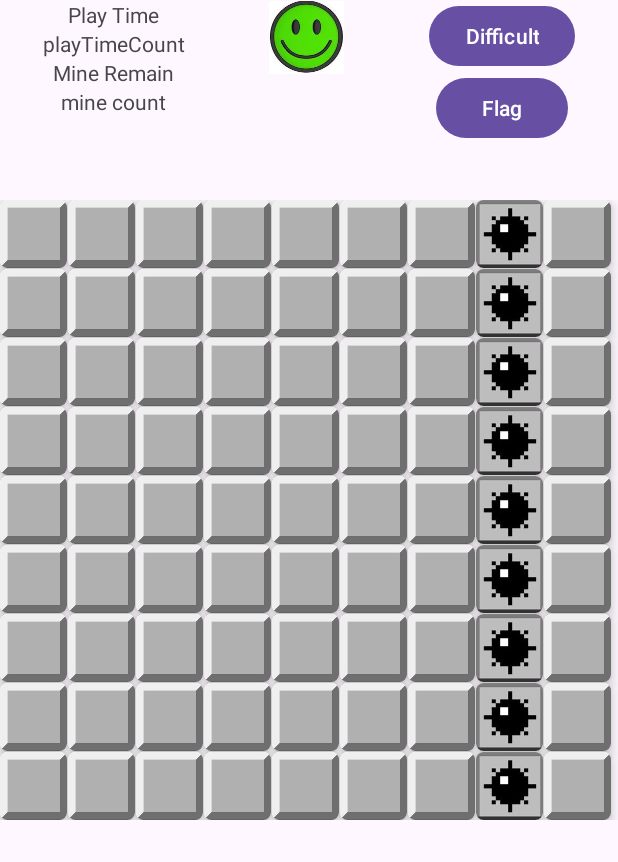
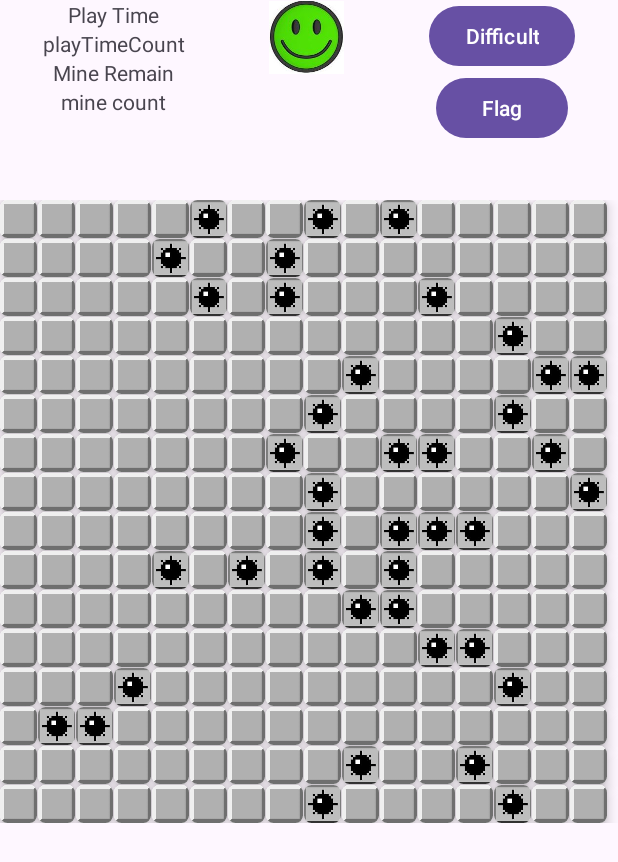
Before and after one commit to Flugel-J/Classica-game, an Android app: the ActivityMinesweeper screen opened directly, with no data from a screen before it, on a phone screen of 412 x 824 dp. Shown: the top 862 px of the screen. Run offline under Robolectric (Android 15) with nearby library versions, the light colour scheme and no system bars.

Commit message:
Update algorithms for generate mine, pause menu UI for difficult selection

```diff
--- a/app/src/main/java/com/example/classicalgames/contracts/DoMinesweeperContract.java
+++ b/app/src/main/java/com/example/classicalgames/contracts/DoMinesweeperContract.java
@@ -9,7 +9,6 @@ public interface DoMinesweeperContract {
     interface Presenter{
         void NewGameByDifficultLevel(String difficult_level);
         List<MineSquare> RandomGenerateMineByDifficultLevel(String difficult_level);
-        List<MineSquare> RandomGenerateMineByMinesweeperBoard(MinesweeperBoard minesweeperBoard);
         boolean IsWin(MinesweeperBoard minesweeperBoard);
         boolean IsMine(MineSquare mineSquare);
         boolean IsFlag(MineSquare mineSquare);
--- a/app/src/main/java/com/example/classicalgames/models/MineSquare.java
+++ b/app/src/main/java/com/example/classicalgames/models/MineSquare.java
@@ -18,6 +18,11 @@ public class MineSquare {
         this.isMine = isMine;
         this.isFlag = isFlag;
         this.isMarkedUnknown = isMarkedUnknown;
+    }
+    public MineSquare(int x, int y, boolean isMine) {
+        this.x = x;
+        this.y = y;
+        this.isMine = isMine;
     }
 
     public int getX() {
--- a/app/src/main/java/com/example/classicalgames/presenters/DoMinesweeperPresenter.java
+++ b/app/src/main/java/com/example/classicalgames/presenters/DoMinesweeperPresenter.java
@@ -30,14 +30,11 @@ public class DoMinesweeperPresenter implements DoMinesweeperContract.Presenter {
     */
     @Override
     public List<MineSquare> RandomGenerateMineByDifficultLevel(String difficult_level) {
-        int numberOfCluster;
         MinesweeperBoard mineBoard = new MinesweeperBoard();
         List<MineSquare> mineSquareList = new ArrayList<>();
 
         switch (difficult_level) {
             case "beginner9x9Area10Mines":
-                numberOfCluster = 3;
-
                 mineBoard.setNumberOfColumn(9);
                 mineBoard.setNumberOfRow(9);
                 mineBoard.setTotalMine(10);
@@ -45,11 +42,9 @@ public class DoMinesweeperPresenter implements DoMinesweeperContract.Presenter {
 
                 mineSquareList = GenerateMineSquareList(9, 9, mineSquareList);
 
-                mineSquareList = RandomMineIntoClusterByDifficultLevel(numberOfCluster, mineBoard, mineSquareList);
+                mineSquareList = RandomMineIntoGameBoardByDifficultLevel(mineBoard, mineSquareList);
                 break;
             case "medium16x16Area40Mines":
-                numberOfCluster = 4;
-
                 mineBoard.setNumberOfColumn(16);
                 mineBoard.setNumberOfRow(16);
                 mineBoard.setTotalMine(40);
@@ -57,12 +52,10 @@ public class DoMinesweeperPresenter implements DoMinesweeperContract.Presenter {
 
                 mineSquareList = GenerateMineSquareList(16, 16, mineSquareList);
 
-                mineSquareList = RandomMineIntoClusterByDifficultLevel(numberOfCluster, mineBoard, mineSquareList);
+                mineSquareList = RandomMineIntoGameBoardByDifficultLevel(mineBoard, mineSquareList);
 
                 break;
             case "hard16x30Area90Mines":
-                numberOfCluster = 5;
-
                 mineBoard.setNumberOfColumn(16);
                 mineBoard.setNumberOfRow(30);
                 mineBoard.setTotalMine(99);
@@ -70,7 +63,7 @@ public class DoMinesweeperPresenter implements DoMinesweeperContract.Presenter {
 
                 mineSquareList = GenerateMineSquareList(16, 30, mineSquareList);
 
-                mineSquareList = RandomMineIntoClusterByDifficultLevel(numberOfCluster, mineBoard, mineSquareList);
+                mineSquareList = RandomMineIntoGameBoardByDifficultLevel(mineBoard, mineSquareList);
                 break;
         }
 
@@ -78,106 +71,30 @@ public class DoMinesweeperPresenter implements DoMinesweeperContract.Presenter {
     }
 
     private List<MineSquare> GenerateMineSquareList(int column, int row, List<MineSquare> mineSquareList) {
-        for (int i = 0; i < column * row; i++) {
-            mineSquareList.add(new MineSquare());
+        //x=i; y=j;
+        for (int i = 0; i < column; i++) {
+            for (int j = 0; j < row; j++) {
+                mineSquareList.add(new MineSquare(i, j, false));
+            }
         }
         return mineSquareList;
     }
 
-    @Override
-    public List<MineSquare> RandomGenerateMineByMinesweeperBoard(MinesweeperBoard minesweeperBoard) {
-        List<MineSquare> mineSquareList = new ArrayList<>();
-
-        return mineSquareList;
-    }
-
-    private List<MineSquare> RandomMineIntoClusterByDifficultLevel(int numberOfCluster, MinesweeperBoard minesweeperBoard, List<MineSquare> mineSquareList) {
-        int horizonSizeOfCluster = minesweeperBoard.getNumberOfColumn() / numberOfCluster;
-        int numberOfMineInCluster = minesweeperBoard.getTotalMine() / numberOfCluster;
-        int numberOfRemainedMine = minesweeperBoard.getTotalMine() - numberOfMineInCluster * numberOfCluster;
-
-        //random position of mine into column coordinator of each row in each cluster until out of mine
-        //loop through each cluster of Minesweeper board
-        for (int clusterIndex = 0; clusterIndex < numberOfCluster; clusterIndex++) {
-            int loopTime = 1;
-            //case divided number of total mine divide for cluster equal or lesser than number of column in minesweeper board
-            if (minesweeperBoard.getTotalMine() / numberOfCluster <= minesweeperBoard.getNumberOfColumn()) {
-                mineSquareList = putRandomOneMineIntoEachColumn(clusterIndex,
-                        horizonSizeOfCluster,
-                        loopTime,
-                        minesweeperBoard,
-                        mineSquareList,
-                        numberOfMineInCluster);
-            } else { //case divided number of total mine divide for cluster more than number of column in minesweeper board
-                mineSquareList = putRandomMultipleMineIntoEachColumn(clusterIndex,
-                        horizonSizeOfCluster,
-                        loopTime,
-                        minesweeperBoard,
-                        mineSquareList,
-                        numberOfMineInCluster);
-            }
-        }
-
-        return mineSquareList;
-    }
-
-    private List<MineSquare> putRandomMultipleMineIntoEachColumn(int clusterIndex, int horizonSizeOfCluster, int loopTime, MinesweeperBoard minesweeperBoard, List<MineSquare> mineSquareList, int numberOfMineInCluster) {
-        return mineSquareList;
-    }
-
-    private List<MineSquare> putRandomOneMineIntoEachColumn(int clusterIndex,
-                                                            int horizonSizeOfCluster,
-                                                            int loopTime,
-                                                            MinesweeperBoard minesweeperBoard,
-                                                            List<MineSquare> mineSquareList,
-                                                            int numberOfMineInCluster) {
-        List<MineSquare> mineSquaresListOfMine = new ArrayList<>();
-        //loop through each column in cluster
-        for (int columnIndex = clusterIndex * horizonSizeOfCluster; loopTime <= horizonSizeOfCluster; loopTime += 1) {
-            Random random = new Random();
-            MineSquare mineSquare = new MineSquare();
-
-            mineSquare.setX(columnIndex);
-            columnIndex += 1;
-            mineSquare.setY(random.nextInt(minesweeperBoard.getNumberOfRow()));
-//            example for get index algorithm in list base on x and y
-//            x=0, y=1 i=1
-//            x=1, y=1 i=7
-//            x=2, y=2 i=14
-//            row = 3, column = 6
-//            i == (x)*column+y
-            mineSquareList.get(mineSquare.getX() * minesweeperBoard.getNumberOfColumn() + mineSquare.getY()).setMine(true);
-
-            numberOfMineInCluster -= 1;
-            if (numberOfMineInCluster == 0) {
-                break;
-            }
-        }
-
-        return mineSquareList;
-    }
-
-    private List<MineSquare> addMineIntoList(List<MineSquare> mineSquareList, List<MineSquare> mineSquaresListOfMine, MinesweeperBoard minesweeperBoard) {
-        int totalSquare = minesweeperBoard.getNumberOfColumn() * minesweeperBoard.getNumberOfRow();
-        int squareX = 0;
-        int squareY = 0;
-
-        for (int i = 0; i < totalSquare; i++) {
-            MineSquare mineSquare = new MineSquare();
-            mineSquare.setX(squareX);
-            mineSquare.setY(squareY);
-            mineSquare.setMine(false);
-
-            //check if this mine square has mine or not
-            for (MineSquare mineSquareHasMine :
-                    mineSquaresListOfMine) {
-                if (mineSquare.getX() == mineSquareHasMine.getX() && mineSquare.getY() == mineSquareHasMine.getY()) {
-                    mineSquare.setMine(true);
+    private List<MineSquare> RandomMineIntoGameBoardByDifficultLevel(MinesweeperBoard minesweeperBoard, List<MineSquare> mineSquareList) {
+        int mineRemain = minesweeperBoard.getTotalMine();
+        Random random = new Random();
+        while (mineRemain != 0) {
+            for (int i = 0; i < mineSquareList.size(); i++) {
+                if (random.nextInt(150) <= 3) {
+                    if (!mineSquareList.get(i).isMine()) {
+                        mineSquareList.get(i).setMine(true);
+                        mineRemain -= 1;
+                        if (mineRemain == 0) {
+                            break;
+                        }
+                    }
                 }
             }
-            mineSquareList.add(mineSquare);
-            squareX += 1;
-            squareY += 1;
         }
         return mineSquareList;
     }
--- a/app/src/main/java/com/example/classicalgames/views/ActivityMinesweeper.java
+++ b/app/src/main/java/com/example/classicalgames/views/ActivityMinesweeper.java
@@ -5,8 +5,10 @@ import androidx.appcompat.app.AppCompatActivity;
 import android.content.Intent;
 import android.os.Bundle;
 import android.util.DisplayMetrics;
+import android.view.View;
 import android.widget.GridView;
 import android.widget.LinearLayout;
+import android.widget.RelativeLayout;
 
 import com.example.classicalgames.R;
 import com.example.classicalgames.contracts.DoMinesweeperContract;
@@ -19,15 +21,18 @@ import java.util.List;
 public class ActivityMinesweeper extends AppCompatActivity {
 
     GridView mineboardGridView;
+    DisplayMetrics displayMetrics;
     @Override
     protected void onCreate(Bundle savedInstanceState) {
         super.onCreate(savedInstanceState);
         setContentView(R.layout.activity_minesweeper);
 
-        int column = 9;
-        String difficult_level = "";
+        int column = 16;
+        String difficult_level = "beginner9x9Area10Mines";
+         difficult_level = "medium16x16Area40Mines";
+//         difficult_level = "hard16x30Area90Mines";
 
-        DisplayMetrics displayMetrics = getResources().getDisplayMetrics();
+        displayMetrics = getResources().getDisplayMetrics();
         int screen_width = displayMetrics.widthPixels;
         int screen_height = displayMetrics.heightPixels;
 
@@ -35,18 +40,14 @@ public class ActivityMinesweeper extends AppCompatActivity {
 
         mineboardGridView = findViewById(R.id.gridview_minesweeper);
         List<MineSquare> mineSquaresArrayList = new ArrayList<MineSquare>();
-//        for (int i = 0; i < 480; i++) {
-//            mineSquaresArrayList.add(new MineSquare());
-//        }
 
         DoMinesweeperContract.Presenter minesweeper_presenter = new DoMinesweeperPresenter();
 
-        mineSquaresArrayList = minesweeper_presenter.RandomGenerateMineByDifficultLevel("beginner9x9Area10Mines");
+        mineSquaresArrayList = minesweeper_presenter.RandomGenerateMineByDifficultLevel(difficult_level);
 
         MineSquareAdapter mineSquareAdapter = new MineSquareAdapter(this, mineSquaresArrayList, view_width);
         mineboardGridView.setNumColumns(column);
         LinearLayout linearLayout_game_board = findViewById(R.id.linearlayout_gameboard);
-//        LinearLayout linearLayout_menu = findViewById(R.id.linearlayout_menu);
         linearLayout_game_board.getLayoutParams().height = screen_height - 200;
 
         mineboardGridView.setAdapter(mineSquareAdapter);
@@ -60,4 +61,36 @@ public class ActivityMinesweeper extends AppCompatActivity {
         startActivity(intent);
         finish();
     }
+
+    //new game base on current game difficult
+    public void onClickFaceEmotion(View view) {
+        String difficult_level = "beginner9x9Area10Mines";
+        List<MineSquare> mineSquaresArrayList = new ArrayList<MineSquare>();
+        DoMinesweeperContract.Presenter minesweeper_presenter = new DoMinesweeperPresenter();
+        mineSquaresArrayList = minesweeper_presenter.RandomGenerateMineByDifficultLevel(difficult_level);
+    }
+    //choose different of difficult easy, medium, hard, custom from easy to hard
+    public void onClickDifficultButton(View view) {
+        RelativeLayout relativeLayoutForDifficultMenu = findViewById(R.id.relativelayout_difficult_menu);
+        relativeLayoutForDifficultMenu.setVisibility(View.VISIBLE);
+//        int height = displayMetrics.heightPixels * 50 / 100;
+//        int width = displayMetrics.widthPixels * 50 / 100;
+//        relativeLayoutForDifficultMenu.getLayoutParams().height = height;
+//        relativeLayoutForDifficultMenu.getLayoutParams().width = width;
+    }
+    //switch to place flag mode from reveal mine mode or vice versa
+    public void onClickFlagButton(View view) {
+    }
+
+    public void onClickCustomButton(View view) {
+    }
+
+    public void onClickEasyButton(View view) {
+    }
+
+    public void onClickMediumButton(View view) {
+    }
+
+    public void onClickHardButton(View view) {
+    }
 }
--- a/app/src/main/res/layout/activity_minesweeper.xml
+++ b/app/src/main/res/layout/activity_minesweeper.xml
@@ -65,6 +65,8 @@
                 android:layout_height="50dp"
                 android:layout_gravity="center"
                 android:layout_weight="1"
+                android:contentDescription="new game button"
+                android:onClick="onClickFaceEmotion"
                 app:srcCompat="@drawable/minesweeper_smile" />
         </LinearLayout>
 
@@ -80,6 +82,7 @@
                 android:layout_height="wrap_content"
                 android:layout_gravity="center"
                 android:layout_weight="1"
+                android:onClick="onClickDifficultButton"
                 android:text="Difficult" />
 
             <Button
@@ -88,6 +91,7 @@
                 android:layout_height="wrap_content"
                 android:layout_gravity="center"
                 android:layout_weight="1"
+                android:onClick="onClickFlagButton"
                 android:text="Flag" />
 
         </LinearLayout>
@@ -109,4 +113,104 @@
             android:verticalSpacing="1dp" />
     </LinearLayout>
 
+    <RelativeLayout
+        android:id="@+id/relativelayout_difficult_menu"
+        android:layout_width="wrap_content"
+        android:layout_height="wrap_content"
+        android:background="#FFFFFF"
+        android:gravity="center"
+        android:visibility="invisible"
+        app:layout_constraintBottom_toBottomOf="parent"
+        app:layout_constraintEnd_toEndOf="parent"
+        app:layout_constraintHorizontal_bias="0.5"
+        app:layout_constraintStart_toStartOf="parent"
+        app:layout_constraintTop_toTopOf="parent"
+        app:layout_constraintVertical_bias="0.5">
+
+        <LinearLayout
+            android:layout_width="wrap_content"
+            android:layout_height="wrap_content"
+            android:orientation="horizontal">
+
+            <LinearLayout
+                android:layout_width="wrap_content"
+                android:layout_height="wrap_content"
+                android:layout_weight="1"
+                android:orientation="vertical">
+
+                <Button
+                    android:id="@+id/btn_easy_difficult"
+                    android:layout_width="100dp"
+                    android:layout_height="50dp"
+                    android:onClick="onClickEasyButton"
+                    android:text="Easy" />
+
+                <Button
+                    android:id="@+id/btn_medium_difficult"
+                    android:layout_width="100dp"
+                    android:layout_height="50dp"
+                    android:onClick="onClickMediumButton"
+                    android:text="Medium" />
+
+                <Button
+                    android:id="@+id/btn_hard_difficult"
+                    android:layout_width="100dp"
+                    android:layout_height="50dp"
+                    android:onClick="onClickHardButton"
+                    android:text="Hard" />
+
+            </LinearLayout>
+
+            <LinearLayout
+                android:layout_width="wrap_content"
+                android:layout_height="wrap_content"
+                android:layout_weight="1"
+                android:orientation="vertical">
+
+                <TextView
+                    android:id="@+id/tv_row"
+                    android:layout_width="200dp"
+                    android:layout_height="wrap_content"
+                    android:text="Row" />
+
+                <SeekBar
+                    android:id="@+id/seek_bar_row"
+                    android:layout_width="200dp"
+                    android:layout_height="wrap_content" />
+
+                <TextView
+                    android:id="@+id/tv_colum"
+                    android:layout_width="200dp"
+                    android:layout_height="wrap_content"
+                    android:text="Column" />
+
+                <SeekBar
+                    android:id="@+id/seek_bar_column"
+                    android:layout_width="200dp"
+                    android:layout_height="wrap_content" />
+
+                <TextView
+                    android:id="@+id/tv_number_of_mine"
+                    android:layout_width="200dp"
+                    android:layout_height="wrap_content"
+                    android:text="Number of mine" />
+
+                <SeekBar
+                    android:id="@+id/seek_bar_mine"
+                    android:layout_width="200dp"
+                    android:layout_height="wrap_content" />
+
+                <Button
+                    android:id="@+id/btn_custom_difficult"
+                    android:layout_width="100dp"
+                    android:layout_height="50dp"
+                    android:onClick="onClickCustomButton"
+                    android:text="Custom" />
+
+            </LinearLayout>
+
+        </LinearLayout>
+
+    </RelativeLayout>
+
 </androidx.constraintlayout.widget.ConstraintLayout>
```
